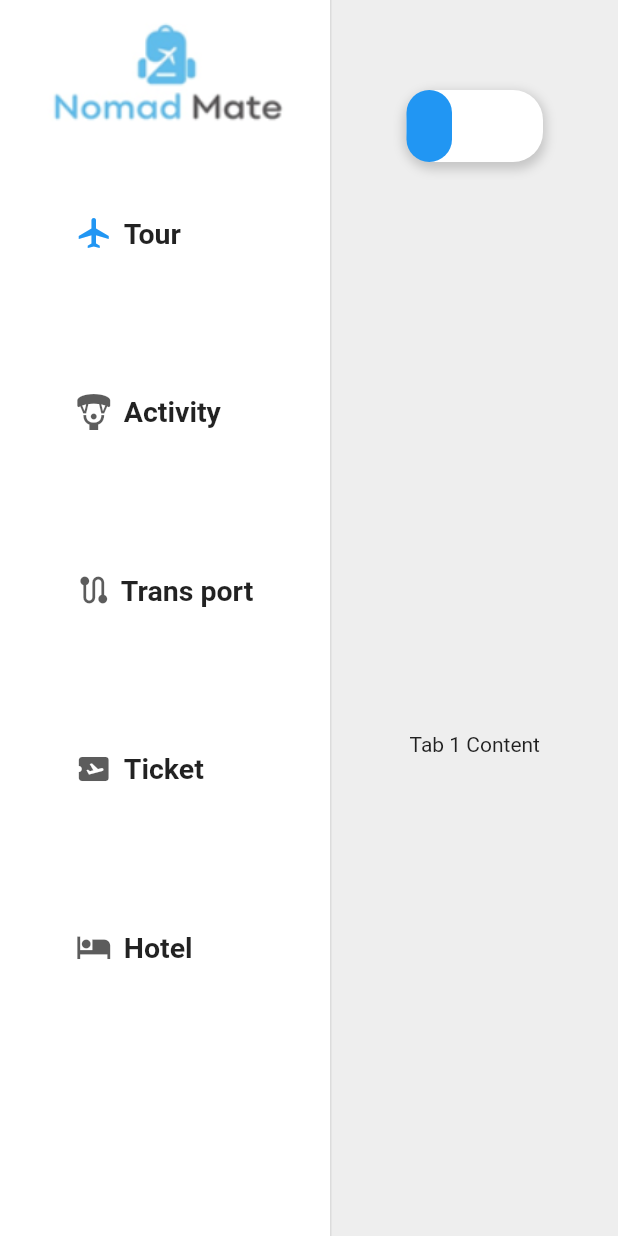
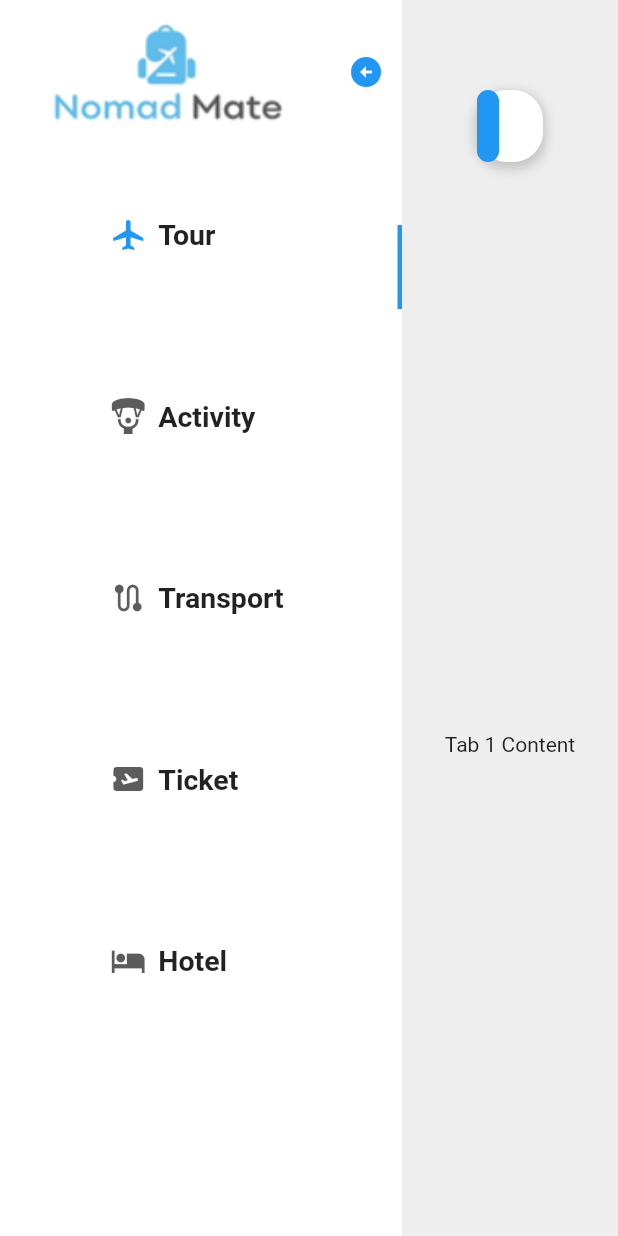
Before and after one commit to HEESEA-KIM/Han_Tour, a Flutter app: the screen it shows after launch, on a phone screen of 412 x 824 dp. Run offline on Flutter 3.47's test engine with Material 2 defaults, Android fonts, the phone set to English and light mode, and no system bars; our stand-ins replace firebase_core; accounts and stored records are empty.

Commit message:
NavigationRail 접고,펼치는 기능과 현재 선택항목 표시 기능 추가, 코드 리펙토링

```diff
--- a/lib/main.dart
+++ b/lib/main.dart
@@ -1,16 +1,7 @@
 import 'package:flutter/material.dart';
-import 'package:firebase_core/firebase_core.dart';
-import 'package:provider/provider.dart';
-import 'firebase_options.dart';
-import 'package:firebase_auth/firebase_auth.dart';
 import 'package:hanstour/navigationrail_custom.dart';
 
-
-void main() async {
-  WidgetsFlutterBinding.ensureInitialized();
-  await Firebase.initializeApp(
-    options: DefaultFirebaseOptions.currentPlatform,
-  );
+void main() {
   runApp(const NavigationRailExampleApp());
 }
 
@@ -35,80 +26,114 @@
 
 class _NavRailExampleState extends State<NavRailExample> {
   int _selectedIndex = 0;
+  bool _extended = true;
 
   @override
   Widget build(BuildContext context) {
     return Scaffold(
       body: Row(
         children: <Widget>[
+          Stack(
+            children: [
               NavigationRail(
-            minWidth: 119,
+                minWidth: _extended ? 121 : 40,
                 selectedIndex: _selectedIndex,
                 onDestinationSelected: (int index) {
                   setState(() {
                     _selectedIndex = index;
                   });
                 },
-
-            leading: ElevatedButton(
+                leading: Row(
+                  mainAxisSize: MainAxisSize.min,
+                  children: [
+                    if (_extended)
+                      ElevatedButton(
                         style: ElevatedButton.styleFrom(
                           fixedSize: const Size(220, 80),
                           backgroundColor: Colors.white,
                           elevation: 0.0,
                         ),
-              onPressed: () {
-                // Add your onPressed code here!
-              },
+                        onPressed: () {},
                         child: Image.asset(
-                'assets/nomadMateLogo.png', // Replace with your image path
+                          'assets/nomadMateLogo.png',
                           fit: BoxFit.fill,
                         ),
                       ),
-            destinations: <NavigationRailDestination>[
-              buildCustomNavigationRailDestination1(
-                icon: Icons.airplanemode_active,
-                label: 'Tour',
+                    IconButton(
+                      icon: Icon(
+                        _extended
+                            ? Icons.arrow_circle_left
+                            : Icons.arrow_circle_right,
+                        color: Colors.blue,
                       ),
-              buildCustomNavigationRailDestination2(
-                icon: Icons.paragliding,
-                label: 'Activity',
-              ),
-              buildCustomNavigationRailDestination3(
-                icon: Icons.route,
-                label: 'Transport',
-              ),
-              buildCustomNavigationRailDestination4(
-                icon: Icons.airplane_ticket,
-                label: 'Ticket',
-              ),
-              buildCustomNavigationRailDestination5(
-                icon: Icons.hotel,
-                label: 'Hotel',
+                      onPressed: () {
+                        setState(() {
+                          _extended = !_extended;
+                        });
+                      },
                     ),
                   ],
                 ),
-          const VerticalDivider(thickness: 3, width: 1),
+                destinations: <NavigationRailDestination>[
+                  buildCustomNavigationRailDestination(
+                    icon: Icons.airplanemode_active,
+                    isExtended: _extended,
+                    label: "Tour",
+                  ),
+                  buildCustomNavigationRailDestination(
+                    icon: Icons.paragliding,
+                    isExtended: _extended,
+                    label: "Activity",
+                  ),
+                  buildCustomNavigationRailDestination(
+                    icon: Icons.route,
+                    isExtended: _extended,
+                    label: "Transport",
+                  ),
+                  buildCustomNavigationRailDestination(
+                    icon: Icons.airplane_ticket,
+                    isExtended: _extended,
+                    label: "Ticket",
+                  ),
+                  buildCustomNavigationRailDestination(
+                    icon: Icons.hotel,
+                    isExtended: _extended,
+                    label: "Hotel",
+                  ),
+                ],
+              ),
+              Positioned(
+                top: 150.0 + (_selectedIndex * 120.0),
+                left: _extended ? 265 : 0,
+                child: Container(
+                  height: 56.0,
+                  width: 3,
+                  color: Colors.blue,
+                ),
+              ),
+            ],
+          ),
           Expanded(
             child: DefaultTabController(
               length: 3,
               child: Column(
                 children: [
                   Container(
-                    color: Colors.grey[200], // Gray color for padding
+                    color: Colors.grey[200],
                     padding: const EdgeInsets.symmetric(
                       horizontal: 50,
                       vertical: 60,
                     ),
                     child: Container(
                       decoration: BoxDecoration(
-                        color: Colors.white, // White color for TabBar
-                        borderRadius: BorderRadius.circular(20.0), // Rounded corners for TabBar
-                        boxShadow: [ // Optional: Add a shadow effect
+                        color: Colors.white,
+                        borderRadius: BorderRadius.circular(20.0),
+                        boxShadow: [
                           BoxShadow(
                             color: Colors.grey.withOpacity(0.5),
                             spreadRadius: 2,
                             blurRadius: 5,
-                            offset: Offset(0, 3), // Changes position of shadow
+                            offset: Offset(0, 3),
                           ),
                         ],
                       ),
@@ -135,8 +160,8 @@
                     ),
                   ),
                   Expanded(
-                    child: Container( // Wrap the TabBarView in a Container
-                      color: Colors.grey[200], // Set a light gray background color
+                    child: Container(
+                      color: Colors.grey[200],
                       child: TabBarView(
                         children: [
                           Center(child: Text('Tab 1 Content')),
--- a/lib/navigationrail_custom.dart
+++ b/lib/navigationrail_custom.dart
@@ -1,112 +1,25 @@
 import 'package:flutter/material.dart';
 
-NavigationRailDestination buildCustomNavigationRailDestination1({
+NavigationRailDestination buildCustomNavigationRailDestination({
   required IconData icon,
   required String label,
+  required bool isExtended,
 }) {
   return NavigationRailDestination(
     icon: Row(
       children: [
         Icon(icon),
         SizedBox(width: 8), // 아이콘과 라벨 사이의 간격 조정
-        Text(
-          'Tour',
-          style: const TextStyle(
-            fontWeight: FontWeight.bold,
-            fontSize: 19,
+        if (isExtended)
+          Text(
+            label,
+            style: const TextStyle(
+              fontWeight: FontWeight.bold,
+              fontSize: 19,
+            ),
           ),
-        ),
       ],
     ),
     label: Text(label),
   );
 }
-
-NavigationRailDestination buildCustomNavigationRailDestination2({
-  required IconData icon,
-  required String label,
-}) {
-  return NavigationRailDestination(
-    icon: Row(
-      children: [
-        Icon(icon),
-        SizedBox(width: 8), // 아이콘과 라벨 사이의 간격 조정
-        Text(
-          'Activity',
-          style: const TextStyle(
-            fontWeight: FontWeight.bold,
-            fontSize: 19,
-          ),
-        ),
-      ],
-    ),
-    label: Text(label),
-  );
-}
-
-NavigationRailDestination buildCustomNavigationRailDestination3({
-  required IconData icon,
-  required String label,
-}) {
-  return NavigationRailDestination(
-    icon: Row(
-      children: [
-        Icon(icon),
-        SizedBox(width: 6), // 아이콘과 라벨 사이의 간격 조정
-        Text(
-          'Trans port',
-          style: const TextStyle(
-            fontWeight: FontWeight.bold,
-            fontSize: 19,
-          ),
-        ),
-      ],
-    ),
-    label: Text(label),
-  );
-}
-
-NavigationRailDestination buildCustomNavigationRailDestination4({
-  required IconData icon,
-  required String label,
-}) {
-  return NavigationRailDestination(
-    icon: Row(
-      children: [
-        Icon(icon),
-        SizedBox(width: 8), // 아이콘과 라벨 사이의 간격 조정
-        Text(
-          'Ticket',
-          style: const TextStyle(
-            fontWeight: FontWeight.bold,
-            fontSize: 19,
-          ),
-        ),
-      ],
-    ),
-    label: Text(label),
-  );
-}
-
-
-NavigationRailDestination buildCustomNavigationRailDestination5({
-  required IconData icon,
-  required String label,
-}) {
-  return NavigationRailDestination(
-    icon: Row(
-      children: [
-        Icon(icon),
-        SizedBox(width: 8), // 아이콘과 라벨 사이의 간격 조정
-        Text(
-          'Hotel',
-          style: const TextStyle(
-            fontWeight: FontWeight.bold,
-            fontSize: 19,
-          ),
-        ),
-      ],
-    ),
-    label: Text(label),
-  );
-}
```
Also changed, not shown: 5 other files. Lines whose indentation alone changed are shown as unchanged.
